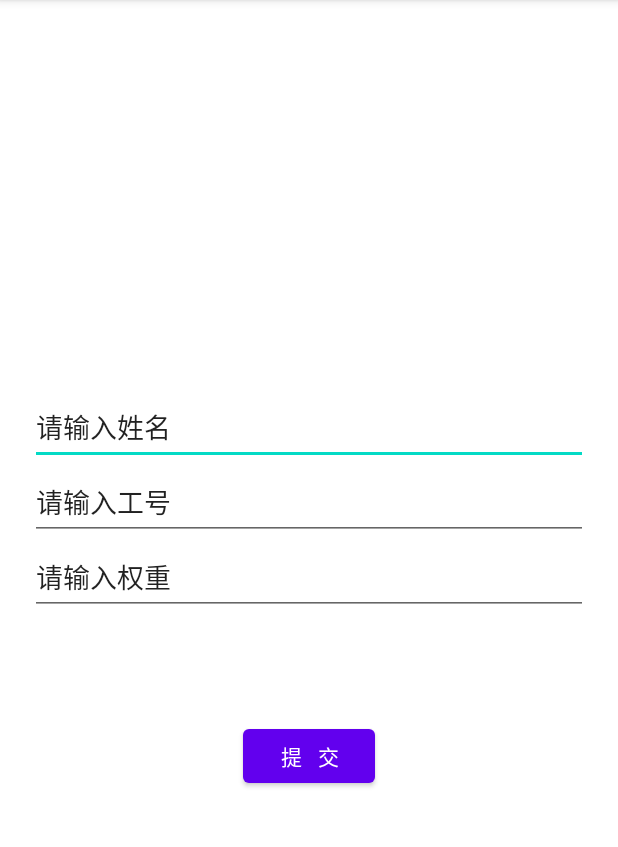
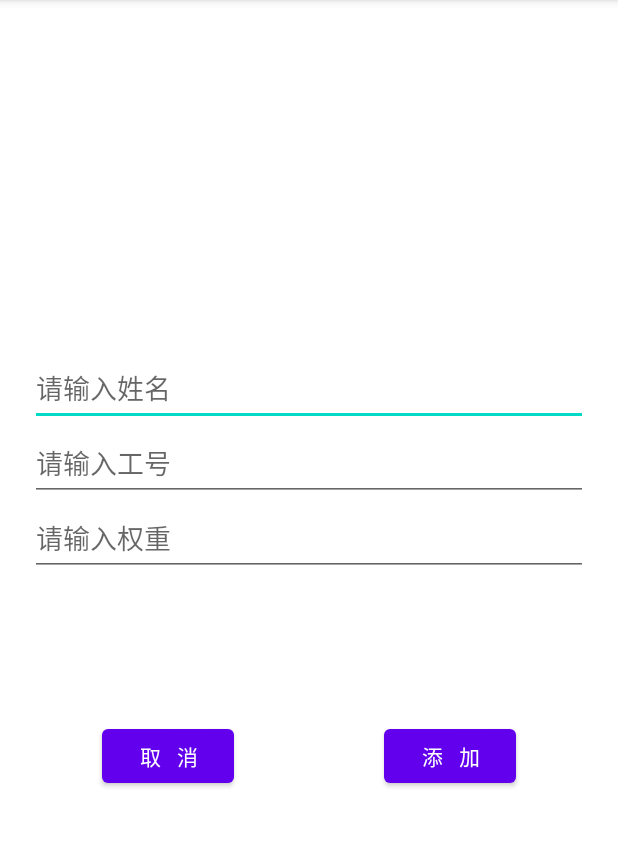
Before and after one commit to laosan-lien/LottoryApp, an Android app: the screen it shows after launch (AddMemberActivity), after a tap on "添加成员", on a phone screen of 412 x 824 dp, the part 84-931 px from its top. Run offline under Robolectric (Android 15) with nearby library versions, the phone set to English and light mode, and no system bars; 2 statements that could not run were skipped.

Commit message:
Improve add member code logic

```diff
--- a/app/src/main/java/com/loasan/lucky/AddMemberActivity.kt
+++ b/app/src/main/java/com/loasan/lucky/AddMemberActivity.kt
@@ -42,7 +42,7 @@ class AddMemberActivity : AppCompatActivity() {
             }
         }
 
-        submitInfo.setOnClickListener {
+        submitAdd.setOnClickListener {
             //TODO:提交功能，功能未完善
             if(name == null){
                 Toast.makeText(this, "请输入正确的名字", Toast.LENGTH_SHORT).show()
@@ -65,5 +65,9 @@ class AddMemberActivity : AppCompatActivity() {
                 this.finish()
             }
         }
+
+        cancelSubmit.setOnClickListener{
+            this.finish()
+        }
     }
 }
--- a/app/src/main/java/com/loasan/lucky/MainActivity.kt
+++ b/app/src/main/java/com/loasan/lucky/MainActivity.kt
@@ -31,12 +31,27 @@ class MainActivity : AppCompatActivity() {
         super.onCreate(savedInstanceState)
         setContentView(R.layout.activity_main)
 
+        //添加成员
+        addMember.setOnClickListener {
+            val addMemberIntent = Intent(this, AddMemberActivity::class.java)
+            startActivity(addMemberIntent)
+        }
+
+        //开始抽奖
+        beginToDraw.setOnClickListener {
+            val winnerIntent = Intent(this, WinnersActivity::class.java)
+            startActivity(winnerIntent)
+        }
+    }
+
+    @SuppressLint("NotifyDataSetChanged")
+    override fun onResume() {
+        super.onResume()
         //显示上次抽中的列表
         val lastLuckLayoutManager = LinearLayoutManager(this)
         lastLuckList.layoutManager = lastLuckLayoutManager
         lastLuckAdapter = LastLuckAdapter(this, lastLuckViewModel.luckList)
         lastLuckList.adapter = lastLuckAdapter
-
         lastLuckViewModel.startSession()
         lastLuckViewModel.lastLuckLiveDataForObserve.observe(this, Observer { result ->
             val luckList = result.getOrNull()
@@ -45,6 +60,8 @@ class MainActivity : AppCompatActivity() {
                 lastLuckViewModel.luckList.clear()
                 lastLuckViewModel.luckList.addAll(luckList)
                 lastLuckAdapter.notifyDataSetChanged()
+            }else{
+                Toast.makeText(this ,"上次中奖名单获取失败",Toast.LENGTH_SHORT).show()
             }
         })
 
@@ -63,19 +80,9 @@ class MainActivity : AppCompatActivity() {
                 luckProbViewModel.drawList.clear()
                 luckProbViewModel.drawList.addAll(luckWithProbList)
                 luckProbAdapter.notifyDataSetChanged()
+            }else{
+                Toast.makeText(this ,"抽奖成员名单获取失败",Toast.LENGTH_SHORT).show()
             }
         })
-
-        //添加成员
-        addMember.setOnClickListener {
-            val addMemberIntent = Intent(this, AddMemberActivity::class.java)
-            startActivity(addMemberIntent)
-        }
-
-        //开始抽奖
-        beginToDraw.setOnClickListener {
-            val winnerIntent = Intent(this, WinnersActivity::class.java)
-            startActivity(winnerIntent)
-        }
     }
 }
--- a/app/src/main/java/com/loasan/lucky/DrawResultAdapter.kt
+++ b/app/src/main/java/com/loasan/lucky/WinnerListAdapter.kt
@@ -11,8 +11,8 @@ import com.loasan.lucky.beans.LuckDog
 
 private const val TAG = "Luck:DrawResultAdapter"
 
-class DrawResultAdapter(private val context: Context, private val luckDogList: List<LuckDog>) :
-    RecyclerView.Adapter<DrawResultAdapter.ViewHolder>() {
+class WinnerListAdapter(private val context: Context, private val luckDogList: List<LuckDog>) :
+    RecyclerView.Adapter<WinnerListAdapter.ViewHolder>() {
 
     private val headPortraitList = arrayListOf(R.drawable.look_head)
 
--- a/app/src/main/java/com/loasan/lucky/network/ServiceCreator.kt
+++ b/app/src/main/java/com/loasan/lucky/network/ServiceCreator.kt
@@ -6,7 +6,9 @@ import retrofit2.converter.gson.GsonConverterFactory
 private const val TAG = "Luck:ServiceCreator"
 
 object ServiceCreator {
-    private const val BASE_URL = "http://172.23.73.187:5000/"
+//    private const val BASE_URL = "http://172.23.73.187:5000/"
+    private const val BASE_URL = "http://192.168.101.15:5000/"
+
     private val retrofit: Retrofit = Retrofit.Builder()
         .baseUrl(BASE_URL)
         .addConverterFactory(GsonConverterFactory.create())
--- a/app/src/main/java/com/loasan/lucky/viewmodel/LastLuckViewModel.kt
+++ b/app/src/main/java/com/loasan/lucky/viewmodel/LastLuckViewModel.kt
@@ -14,6 +14,7 @@ class LastLuckViewModel : ViewModel() {
 
     //保存Ui上现有的数据，防止转屏丢失
     val luckList = ArrayList<LuckDog>()
+
     val lastLuckLiveDataForObserve = Transformations.switchMap(lastLuckLiveData) {
         Repository.startSession()
     }
--- a/app/src/main/java/com/loasan/lucky/viewmodel/SubmitViewModel.kt
+++ b/app/src/main/java/com/loasan/lucky/viewmodel/SubmitViewModel.kt
@@ -11,8 +11,6 @@ private const val TAG = "Luck:SubmitViewModel"
 class SubmitViewModel : ViewModel() {
     private val submitLiveData = MutableLiveData<String>()
 
-    val drawList = ArrayList<LuckDog>()
-
     val submitLiveDataForObserve = Transformations.switchMap(submitLiveData) {
         Repository.submitSession()
     }
--- a/app/src/main/java/com/loasan/lucky/viewmodel/UpdateViewModel.kt
+++ b/app/src/main/java/com/loasan/lucky/viewmodel/UpdateViewModel.kt
@@ -12,8 +12,6 @@ class UpdateViewModel : ViewModel() {
     private val updateLiveData = MutableLiveData<String>()
     private lateinit var luckDog:LuckDog
 
-    val updateList = ArrayList<LuckDog>()
-
     val updateLiveDataForObserve = Transformations.switchMap(updateLiveData){
         Repository.updatePeople(this.luckDog)
     }
--- a/app/src/main/java/com/loasan/lucky/viewmodel/WinnerViewModel.kt
+++ b/app/src/main/java/com/loasan/lucky/viewmodel/WinnerViewModel.kt
@@ -18,7 +18,7 @@ class WinnerViewModel :ViewModel(){
         Repository.getDrawResult()
     }
 
-    fun submitSession(){
+    fun getWinnerList(){
         winnerLiveData.value = winnerLiveData.value
     }
 }
--- a/app/src/main/res/layout/activity_add_member.xml
+++ b/app/src/main/res/layout/activity_add_member.xml
@@ -17,27 +17,42 @@
             android:id="@+id/inputName"
             android:layout_width="match_parent"
             android:layout_height="50dp"
-            android:text="请输入姓名" />
+            android:hint="请输入姓名" />
 
         <EditText
             android:id="@+id/inputWorkNum"
             android:layout_width="match_parent"
             android:layout_height="50dp"
-            android:text="请输入工号" />
+            android:hint="请输入工号" />
 
         <EditText
             android:id="@+id/inputWeight"
             android:layout_width="match_parent"
             android:layout_height="50dp"
-            android:text="请输入权重" />
+            android:hint="请输入权重" />
     </LinearLayout>
 
-    <Button
-        android:id="@+id/submitInfo"
-        android:layout_width="wrap_content"
-        android:layout_height="wrap_content"
+    <LinearLayout
+        android:layout_width="match_parent"
+        android:layout_height="100dp"
         android:layout_marginTop="50dp"
-        android:text="提  交" />
+        android:gravity="center">
+
+        <Button
+            android:id="@+id/cancelSubmit"
+            android:layout_width="wrap_content"
+            android:layout_height="wrap_content"
+            android:layout_marginEnd="50dp"
+            android:text="取  消" />
+
+        <Button
+            android:id="@+id/submitAdd"
+            android:layout_width="wrap_content"
+            android:layout_height="wrap_content"
+            android:layout_marginStart="50dp"
+            android:text="添  加" />
+
+    </LinearLayout>
 
 
 </LinearLayout>
```
Also changed, not shown: app/src/main/java/com/loasan/lucky/WinnersActivity.kt (+20 -1 lines), app/src/main/res/layout/luck_dog_item.xml (+4 -5 lines).
